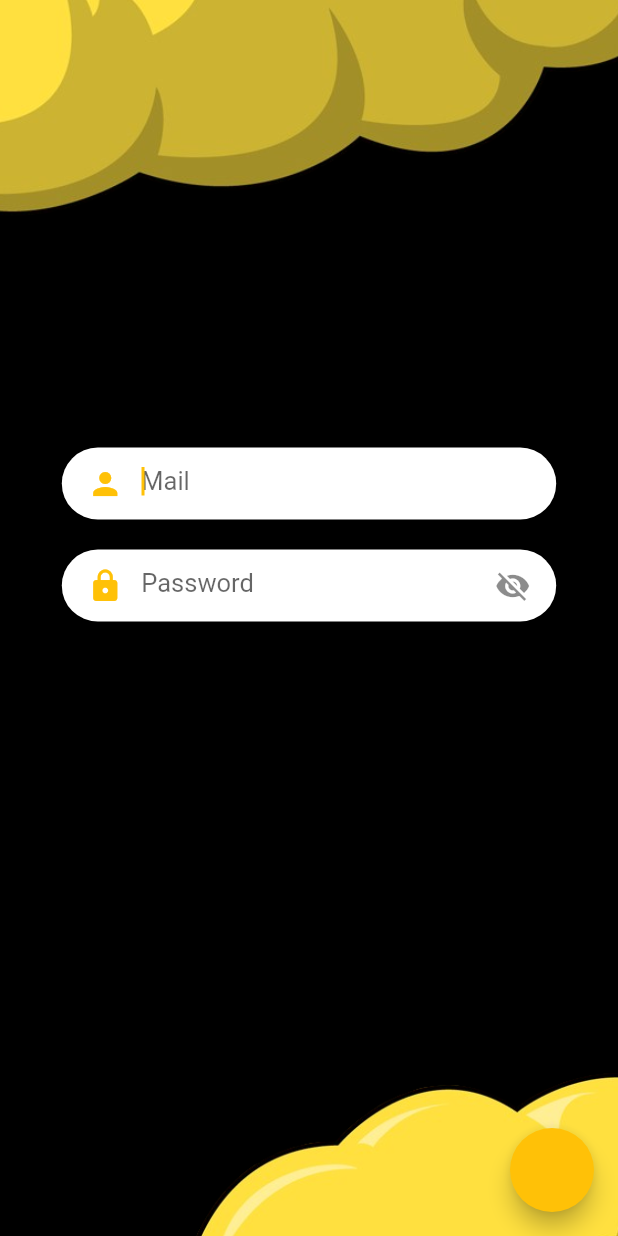
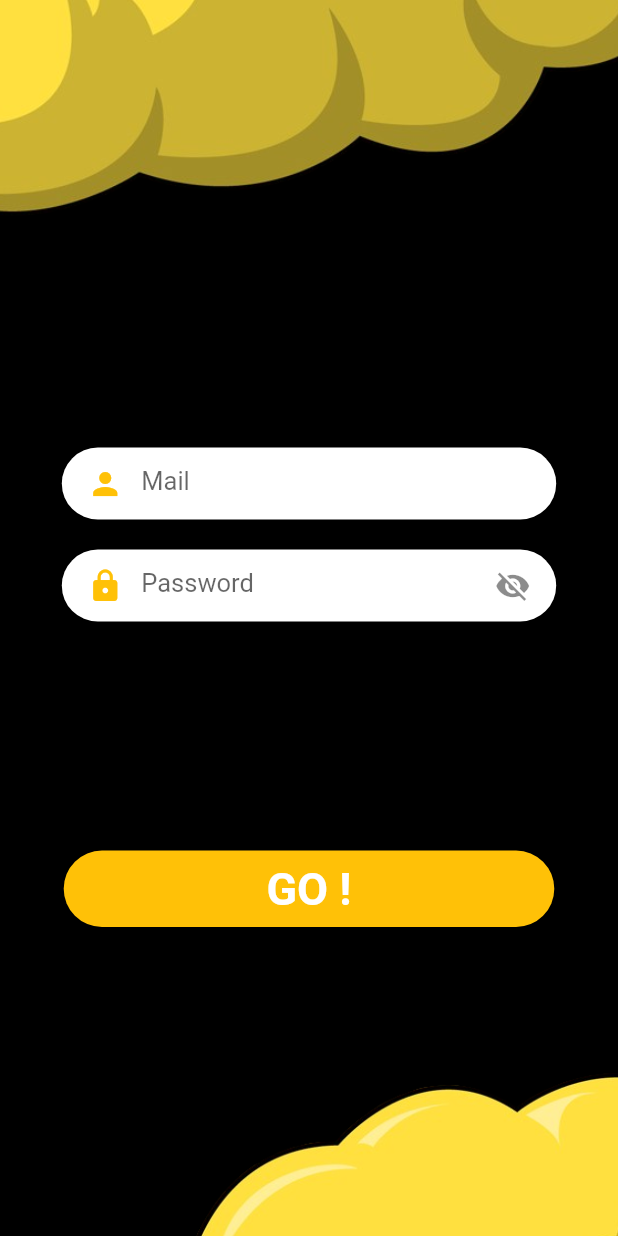
Before and after one commit to GCamanes/Flutter-FangApp, a Flutter app: the screen it shows after launch, on a phone screen of 412 x 824 dp. Run offline on Flutter 3.47's test engine with Material 2 defaults, Android fonts, the phone set to English and light mode, and no system bars; our stand-ins replace firebase_auth; accounts and stored records are empty.

Commit message:
# added login button

```diff
--- a/lib/src/screens/loginPage.dart
+++ b/lib/src/screens/loginPage.dart
@@ -12,6 +12,9 @@ class _LoginPageState extends State<LoginPage> {
 
   final _mailController = TextEditingController();
   final _passwordController = TextEditingController();
+
+  bool _connecting = false;
+  String _connectingError;
 
   @override
   void initState() {
@@ -30,6 +33,12 @@ class _LoginPageState extends State<LoginPage> {
     super.dispose();
   }
 
+  void login() {
+    setState(() {
+      _connecting = !_connecting;
+    });
+  }
+
   @override
   Widget build(BuildContext context) {
     Size size = MediaQuery.of(context).size;
@@ -46,7 +55,6 @@ class _LoginPageState extends State<LoginPage> {
                         child: Column(
                           children: [
                             CustomTextField(
-                            autoFocus: true,
                               controller: _mailController,
                               icon: Icons.person,
                               hintText: 'Mail',
@@ -81,21 +89,39 @@ class _LoginPageState extends State<LoginPage> {
                     'lib/src/assets/login-cloud-bottom.png',
                     width: size.width * 0.7,
                   ),
+                ),
+                Positioned(
+                    bottom: size.height * 0.25,
+                    right: 0,
+                    left: 0,
+                    child: Center(
+                        child: TextButton(
+                          child: Container(
+                              width: size.width * 0.755,
+                              height: 35,
+                              child: Align(
+                                child: _connecting
+                                  ? Container(
+                                    height: 30,
+                                    width: 30,
+                                    child: CircularProgressIndicator(valueColor: AlwaysStoppedAnimation(Colors.white), backgroundColor: Colors.amber)
+                                  )
+                                  : Text(
+                                    'GO !',
+                                    style: TextStyle(fontWeight: FontWeight.bold, fontSize: 30, color: Colors.white),
+                                  ),
+                              ),
+                          ),
+                          style: TextButton.styleFrom(
+                            shape: RoundedRectangleBorder(borderRadius: BorderRadius.circular(30)),
+                            backgroundColor: Colors.amber,
+                          ),
+                          onPressed: _connecting ? null : () {login();},
+                        ),
+                    )
                 )
               ],
             ),
-            floatingActionButton: FloatingActionButton(
-              onPressed: () {
-                return showDialog(
-                  context: context,
-                  builder: (context) {
-                    return AlertDialog(
-                      content: Text(_mailController.text + ' ' + _passwordController.text),
-                    );
-                  }
-                );
-              },
-            ) ,
         )
     );
   }
```
Also changed, not shown: pubspec.lock. Lines whose indentation alone changed are shown as unchanged.
